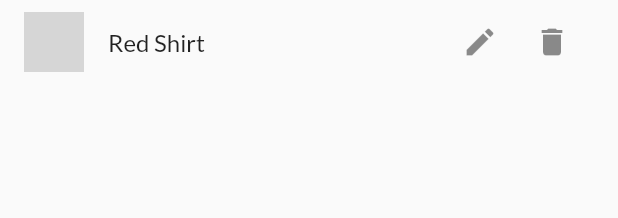
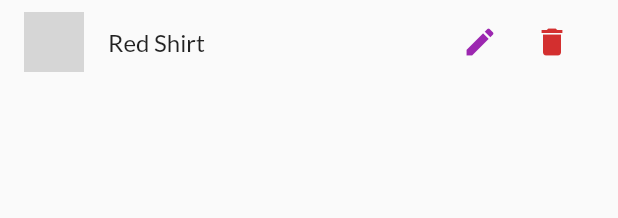
Before and after one commit to avelar42/shopFlutter, a Flutter app: the ProductItem widget shown alone on an empty page, opened directly with sample values from the repository, on a phone screen of 412 x 824 dp. Shown: the top 218 px of the screen. Run offline on Flutter 3.47's test engine with Material 2 defaults, Android fonts, the phone set to English and light mode, and no system bars; network calls fail; grey boxes are pictures that could not be loaded.

Commit message:
Create product_form page

```diff
--- a/shop/lib/components/product_item.dart
+++ b/shop/lib/components/product_item.dart
@@ -17,8 +17,15 @@ class ProductItem extends StatelessWidget {
         width: 100,
         child: Row(
           children: [
-            IconButton(onPressed: () {}, icon: Icon(Icons.edit)),
-            IconButton(onPressed: () {}, icon: Icon(Icons.delete))
+            IconButton(
+              onPressed: () {},
+              icon: Icon(Icons.edit),
+              color: Theme.of(context).primaryColor,
+            ),
+            IconButton(
+                onPressed: () {},
+                icon: Icon(Icons.delete),
+                color: Theme.of(context).errorColor)
           ],
         ),
       ),
--- a/shop/lib/main.dart
+++ b/shop/lib/main.dart
@@ -6,6 +6,7 @@ import 'package:shop/models/product_list.dart';
 import 'package:shop/pages/cart_page.dart';
 import 'package:shop/pages/orders_page.dart';
 import 'package:shop/pages/product_detail_page.dart';
+import 'package:shop/pages/product_form_page.dart';
 import 'package:shop/pages/products_page.dart';
 import 'package:shop/pages/products_overview_page.dart';
 import 'package:shop/utils/app_routes.dart';
@@ -39,7 +40,8 @@ class MyApp extends StatelessWidget {
           AppRoutes.PRODUCT_DETAIL: (ctx) => ProductDetailPage(),
           AppRoutes.CART: (ctx) => CartPage(),
           AppRoutes.ORDERS: (ctx) => OrdersPage(),
-          AppRoutes.PRODUCTS: (ctx) => ProductsPage()
+          AppRoutes.PRODUCTS: (ctx) => ProductsPage(),
+          AppRoutes.PRODUCT_FORM: (ctx) => ProductFormPage()
         },
         debugShowCheckedModeBanner: false,
       ),
--- a/shop/lib/utils/app_routes.dart
+++ b/shop/lib/utils/app_routes.dart
@@ -4,4 +4,5 @@ class AppRoutes {
   static const CART = '/cart';
   static const ORDERS = '/orders';
   static const PRODUCTS = '/products';
+  static const PRODUCT_FORM = '/product-form';
 }
```
Also changed, not shown: shop/lib/pages/product_form_page.dart (added, +19 -0 lines), shop/lib/pages/products_page.dart (+8 -1 lines).
